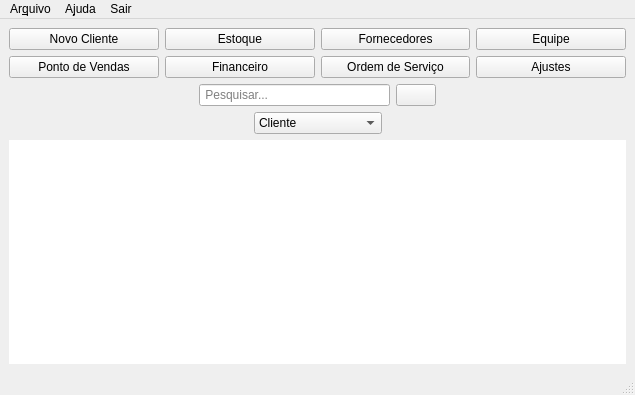
Qt form ui_forms/home.ui (Henrique-Miranda/erpy) before a commit.
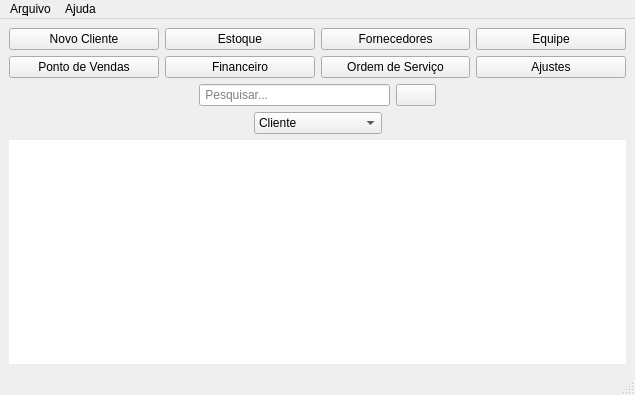
The same form after that commit. Icons and pictures are not drawn.

Commit message: set radio buttons to buttonGroup

The edit to the form file:
```diff
--- a/ui_forms/home.ui
+++ b/ui_forms/home.ui
@@ -345,14 +345,8 @@
     <addaction name="actionSupport"/>
     <addaction name="actionAbout"/>
    </widget>
-   <widget class="QMenu" name="menuExit">
-    <property name="title">
-     <string>Sair</string>
-    </property>
-   </widget>
    <addaction name="menuFile"/>
    <addaction name="menuHelp"/>
-   <addaction name="menuExit"/>
   </widget>
   <widget class="QStatusBar" name="statusbar"/>
   <action name="actionManual">
```
Left out of the diff: 6 changed lines with no effect on the pictures. The commit also changes 5 other files.
